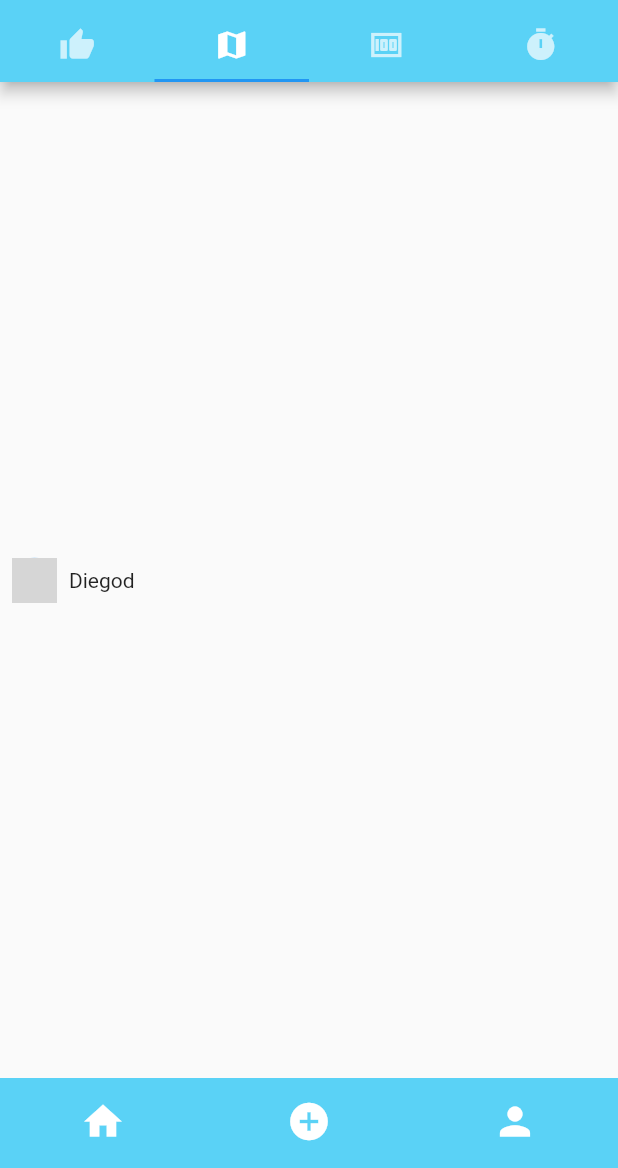
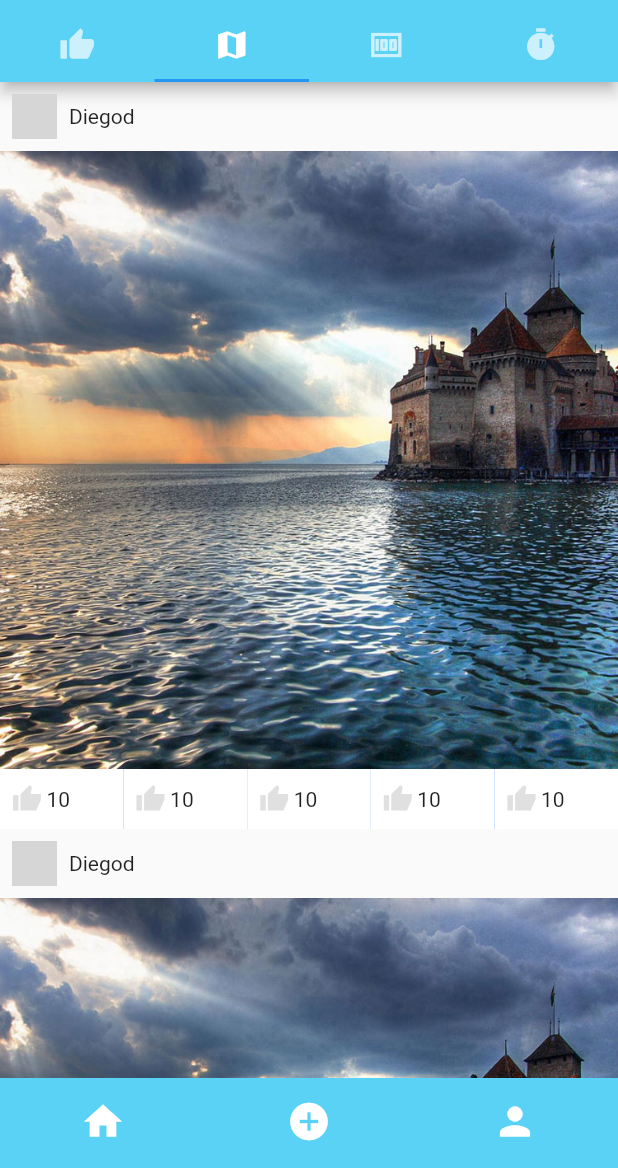
Before and after one commit to LuxyKolink/ViamMundi-frontend, a Flutter app: the screen it shows after launch, on a phone screen of 412 x 824 dp, the part 68-1236 px from its top. Run offline on Flutter 3.47's test engine with Material 2 defaults, Android fonts, the phone set to English and light mode, and no system bars; our stand-ins replace geolocator, google_maps_flutter; Roboto replaces fonts that are missing (Almarai); grey boxes are pictures that could not be loaded.

Commit message:
feat: Initial route post design

```diff
--- a/lib/modules/route/presentation/pages/feed.dart
+++ b/lib/modules/route/presentation/pages/feed.dart
@@ -1,9 +1,9 @@
 import 'package:flutter/material.dart';
+import 'package:viammundi_frontend/modules/route/presentation/pages/feed_routes.dart';
 import 'package:viammundi_frontend/modules/route/presentation/widgets/route_carrousel.dart';
-import 'package:viammundi_frontend/modules/route/presentation/widgets/title_section.dart';
+import '../../../skeleton/widgets/appbar.dart';
 import '../widgets/route_post_tile.dart';
-import '../../../../shared/widgets/circle_avatar.dart';
-import '../../../skeleton/widgets/appbar.dart';
+import '../widgets/route_stats.dart';
 
 class FeedPage extends StatelessWidget {
   const FeedPage({super.key});
@@ -16,17 +16,19 @@ class FeedPage extends StatelessWidget {
       child: Scaffold(
         appBar: CustomAppBar(showTabBar: true),
         body: TabBarView(children: [
-          CircleAvatarWidget(),
+          RoutePostStats(
+            likes: 10,
+            duration: 10,
+            price: 10,
+            distance: 10,
+            comments: 10,
+          ),
+          FeedContentPage(),
+          RouteCarrouselWidget(),
           RoutePostTile(
             profileImageUrl: 'assets/icons/profile_icon.png',
             userName: 'Diegod',
-          ),
-          TitleSection(
-            profileImageUrl: 'assets/icons/profile_icon.png',
-            userName: 'Diegod',
-            routeName: 'Comidas Rapidas el chamo',
-          ),
-          RouteCarrouselWidget()
+          )
         ]),
       ),
     );
--- a/lib/modules/route/presentation/pages/feed_routes.dart
+++ b/lib/modules/route/presentation/pages/feed_routes.dart
@@ -1,4 +1,6 @@
 import 'package:flutter/material.dart';
+
+import '../widgets/route_post.dart';
 
 class FeedContentPage extends StatelessWidget {
   const FeedContentPage({super.key});
@@ -7,7 +9,11 @@ class FeedContentPage extends StatelessWidget {
   Widget build(BuildContext context) {
     return const SingleChildScrollView(
       child: Column(
-        children: [],
+        children: [
+          RoutePostWidget(),
+          RoutePostWidget(),
+          RoutePostWidget(),
+        ],
       ),
     );
   }
--- a/lib/modules/route/presentation/widgets/route_carrousel.dart
+++ b/lib/modules/route/presentation/widgets/route_carrousel.dart
@@ -32,12 +32,15 @@ class _RouteCarrouselWidgetState extends State<RouteCarrouselWidget> {
   @override
   Widget build(BuildContext context) {
     final PageController controller = PageController();
-    return PageView(
+    return AspectRatio(
+      aspectRatio: 1 / 1,
+      child: PageView(
+        scrollBehavior: const MaterialScrollBehavior(),
         controller: controller,
         children: <Widget>[
-        Container(
-          color: getRandomColor(),
-          child: const Center(child: Text('1')),
+          Image.asset(
+            'assets/temp/img1.jpg',
+            fit: BoxFit.cover,
           ),
           Container(
             color: getRandomColor(),
@@ -48,6 +51,7 @@ class _RouteCarrouselWidgetState extends State<RouteCarrouselWidget> {
             child: const Center(child: Text('3')),
           )
         ],
+      ),
     );
   }
 }
--- a/lib/modules/route/presentation/widgets/route_post.dart
+++ b/lib/modules/route/presentation/widgets/route_post.dart
@@ -1,10 +1,28 @@
 import 'package:flutter/material.dart';
+import 'package:viammundi_frontend/modules/route/presentation/widgets/route_carrousel.dart';
+import 'package:viammundi_frontend/modules/route/presentation/widgets/route_post_tile.dart';
+import 'package:viammundi_frontend/modules/route/presentation/widgets/route_stats.dart';
 
 class RoutePostWidget extends StatelessWidget {
   const RoutePostWidget({super.key});
 
   @override
   Widget build(BuildContext context) {
-    return Container();
+    return const Column(
+      children: [
+        RoutePostTile(
+          profileImageUrl: 'assets/icons/profile_icon.png',
+          userName: 'Diegod',
+        ),
+        RouteCarrouselWidget(),
+        RoutePostStats(
+          likes: 10,
+          duration: 10,
+          price: 10,
+          distance: 10,
+          comments: 10,
+        )
+      ],
+    );
   }
 }
--- a/lib/modules/route/presentation/widgets/route_post_tile.dart
+++ b/lib/modules/route/presentation/widgets/route_post_tile.dart
@@ -15,7 +15,6 @@ class RoutePostTile extends StatelessWidget {
   Widget build(BuildContext context) {
     return Container(
       padding: const EdgeInsets.all(AppSpacing.spacingSmall),
-      margin: const EdgeInsets.symmetric(vertical: 250),
       alignment: Alignment.center,
       child: Row(
         children: [
--- a/lib/modules/route/presentation/widgets/route_stats.dart
+++ b/lib/modules/route/presentation/widgets/route_stats.dart
@@ -0,0 +1,138 @@
+import 'package:flutter/material.dart';
+import 'package:viammundi_frontend/shared/constants/constants.dart';
+import 'package:viammundi_frontend/shared/resources/colors.dart';
+
+import '../../../../shared/widgets/icon_button.dart';
+
+class RoutePostStats extends StatelessWidget {
+  final int likes;
+  final int distance;
+  final int price;
+  final int duration;
+  final int comments;
+
+  const RoutePostStats(
+      {super.key,
+      required this.likes,
+      required this.distance,
+      required this.price,
+      required this.duration,
+      required this.comments});
+
+  @override
+  Widget build(BuildContext context) {
+    return Container(
+      color: Colors.blueAccent,
+      alignment: Alignment.center,
+      child: Row(
+        children: [
+          Flexible(
+            child: Container(
+              alignment: Alignment.center,
+              color: AppColors.white,
+              child: Row(
+                children: [
+                  CustomIconButton(
+                    onPressed: () {},
+                    icon: const Icon(Icons.thumb_up_sharp),
+                  ),
+                  const SizedBox(
+                    width: AppSpacing.spacingMedium,
+                  ),
+                  Text('$likes'),
+                  const SizedBox(
+                    width: AppSpacing.spacingSmall,
+                  )
+                ],
+              ),
+            ),
+          ),
+          Flexible(
+            child: Container(
+              alignment: Alignment.center,
+              color: AppColors.white,
+              child: Row(
+                children: [
+                  CustomIconButton(
+                    onPressed: () {},
+                    icon: const Icon(Icons.thumb_up_sharp),
+                  ),
+                  const SizedBox(
+                    width: AppSpacing.spacingMedium,
+                  ),
+                  Text('$likes'),
+                  const SizedBox(
+                    width: AppSpacing.spacingSmall,
+                  )
+                ],
+              ),
+            ),
+          ),
+          Flexible(
+            child: Container(
+              alignment: Alignment.center,
+              color: AppColors.white,
+              child: Row(
+                children: [
+                  CustomIconButton(
+                    onPressed: () {},
+                    icon: const Icon(Icons.thumb_up_sharp),
+                  ),
+                  const SizedBox(
+                    width: AppSpacing.spacingMedium,
+                  ),
+                  Text('$likes'),
+                  const SizedBox(
+                    width: AppSpacing.spacingSmall,
+                  )
+                ],
+              ),
+            ),
+          ),
+          Flexible(
+            child: Container(
+              alignment: Alignment.center,
+              color: AppColors.white,
+              child: Row(
+                children: [
+                  CustomIconButton(
+                    onPressed: () {},
+                    icon: const Icon(Icons.thumb_up_sharp),
+                  ),
+                  const SizedBox(
+                    width: AppSpacing.spacingMedium,
+                  ),
+                  Text('$likes'),
+                  const SizedBox(
+                    width: AppSpacing.spacingSmall,
+                  )
+                ],
+              ),
+            ),
+          ),
+          Flexible(
+            child: Container(
+              alignment: Alignment.center,
+              color: AppColors.white,
+              child: Row(
+                children: [
+                  CustomIconButton(
+                    onPressed: () {},
+                    icon: const Icon(Icons.thumb_up_sharp),
+                  ),
+                  const SizedBox(
+                    width: AppSpacing.spacingMedium,
+                  ),
+                  Text('$likes'),
+                  const SizedBox(
+                    width: AppSpacing.spacingSmall,
+                  )
+                ],
+              ),
+            ),
+          ),
+        ],
+      ),
+    );
+  }
+}
--- /dev/null
+++ b/lib/shared/widgets/icon_button.dart
@@ -0,0 +1,26 @@
+import 'package:flutter/material.dart';
+// import 'package:viammundi_frontend/shared/resources/colors.dart';
+
+class CustomIconButton extends StatelessWidget {
+  final Icon icon;
+  final Function() onPressed;
+  const CustomIconButton({
+    super.key,
+    required this.icon,
+    required this.onPressed,
+  });
+
+  @override
+  Widget build(BuildContext context) {
+    return SizedBox(
+      width: 15,
+      height: 40,
+      child: IconButton(
+        iconSize: 20.0,
+        color: Colors.grey[300],
+        onPressed: onPressed,
+        icon: icon,
+      ),
+    );
+  }
+}
--- a/pubspec.yaml
+++ b/pubspec.yaml
@@ -23,3 +23,4 @@ flutter:
   uses-material-design: true
   assets:
     - assets/icons/profile_icon.png
+    - assets/temp/img1.jpg
```
Also changed, not shown: assets/icons/finger-print-icon.png (added), assets/temp/img4.jpg (added), assets/temp/img5.jpg (added), assets/temp/img6.jpg (added). Lines whose indentation alone changed are shown as unchanged.
